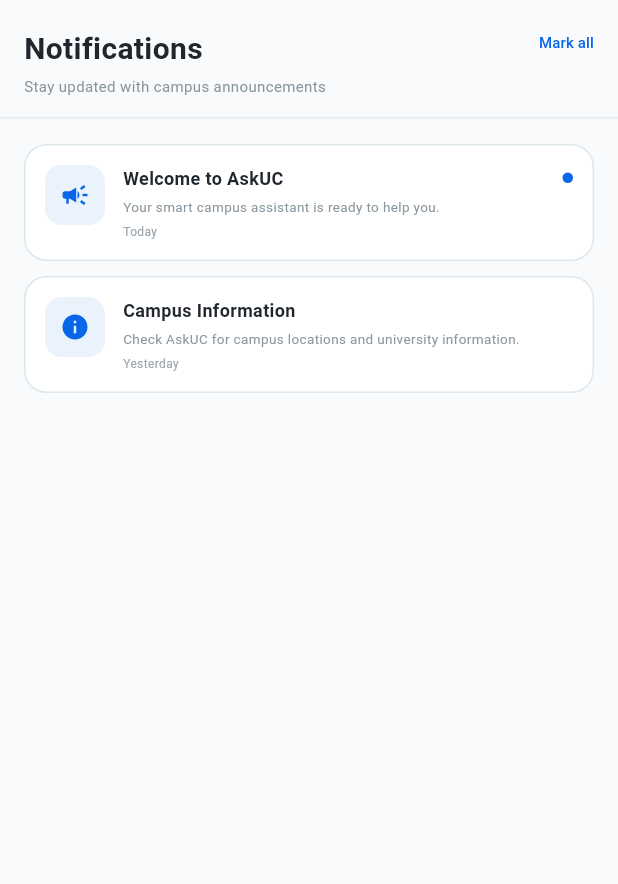
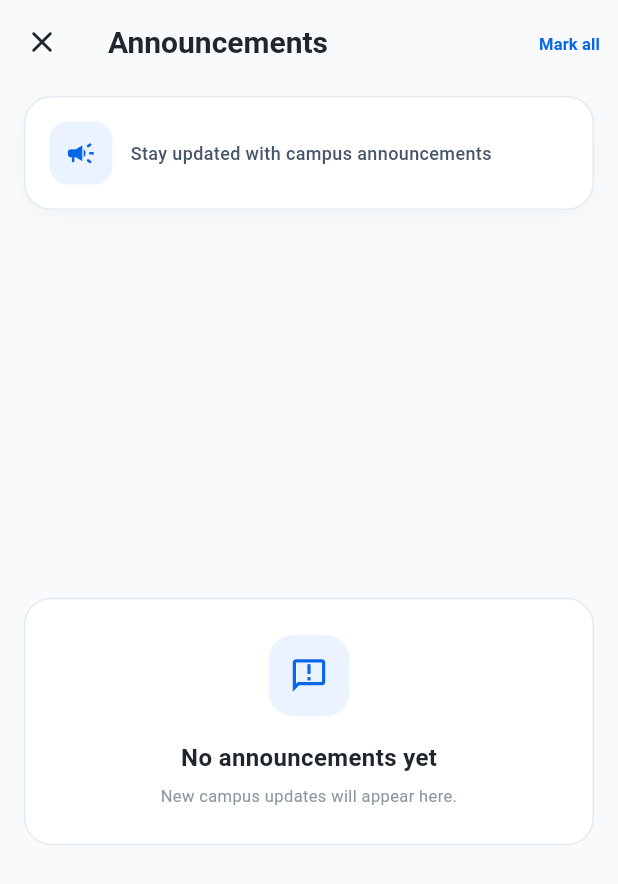
Before and after one commit to Toknining/Caps40, a Flutter app: the HomeScreen screen opened by its route, after a tap on "Announcements", on a phone screen of 412 x 824 dp. Shown: the top 884 px of the screen. Run offline on Flutter 3.47's test engine with Material 3 defaults, Android fonts, the light colour scheme and no system bars; our stand-ins replace cloud_firestore, firebase_auth, firebase_core, shared_preferences; accounts and stored records are empty.

Commit message:
Announcement update but still not working

```diff
--- a/Capstone40/Capstone40/askuc/lib/features/announcements/announcements_screen.dart
+++ b/Capstone40/Capstone40/askuc/lib/features/announcements/announcements_screen.dart
@@ -1,4 +1,38 @@
+import 'package:cloud_firestore/cloud_firestore.dart';
 import 'package:flutter/material.dart';
+
+class AnnouncementMapper {
+  static Map<String, dynamic> fromMap(Map<String, dynamic> data) {
+    final createdAt = data['createdAt'] is Timestamp
+        ? (data['createdAt'] as Timestamp).toDate()
+        : DateTime.now();
+
+    return {
+      'title': (data['title'] ?? 'Announcement').toString(),
+      'message': (data['message'] ?? '').toString(),
+      'time': _formatTime(createdAt),
+      'icon': Icons.campaign,
+      'unread': true,
+    };
+  }
+
+  static String _formatTime(DateTime dateTime) {
+    final now = DateTime.now();
+    final diff = now.difference(dateTime);
+
+    if (diff.inDays == 0) {
+      return 'Today';
+    }
+    if (diff.inDays == 1) {
+      return 'Yesterday';
+    }
+    if (diff.inDays < 7) {
+      return '${diff.inDays} days ago';
+    }
+
+    return '${dateTime.day}/${dateTime.month}/${dateTime.year}';
+  }
+}
 
 class AnnouncementsScreen extends StatefulWidget {
   const AnnouncementsScreen({super.key});
@@ -8,22 +42,19 @@
 }
 
 class _AnnouncementsScreenState extends State<AnnouncementsScreen> {
-  final List<Map<String, dynamic>> _notifications = [
-    {
-      'title': 'Welcome to AskUC',
-      'message': 'Your smart campus assistant is ready to help you.',
-      'time': 'Today',
-      'icon': Icons.campaign,
-      'unread': true,
-    },
-    {
-      'title': 'Campus Information',
-      'message': 'Check AskUC for campus locations and university information.',
-      'time': 'Yesterday',
-      'icon': Icons.info,
-      'unread': false,
-    },
-  ];
+  final List<Map<String, dynamic>> _notifications = [];
+
+  Stream<QuerySnapshot<Map<String, dynamic>>> get _announcementsStream =>
+      FirebaseFirestore.instance
+          .collection('announcements')
+          .orderBy('createdAt', descending: true)
+          .snapshots();
+
+  List<Map<String, dynamic>> _mapSnapshotToNotifications(
+    QuerySnapshot<Map<String, dynamic>> snapshot,
+  ) {
+    return snapshot.docs.map((doc) => AnnouncementMapper.fromMap(doc.data())).toList();
+  }
 
   void _markAllAsRead() {
     setState(() {
@@ -37,68 +68,86 @@
   Widget build(BuildContext context) {
     return Scaffold(
       backgroundColor: const Color(0xFFF8FAFC),
-
-      body: SafeArea(
-        child: Column(
-          crossAxisAlignment: CrossAxisAlignment.start,
-
-          children: [
-            // ======================================================
-            // HEADER
-            // ======================================================
-            Padding(
-              padding: const EdgeInsets.fromLTRB(16, 18, 16, 14),
-
-              child: Row(
-                crossAxisAlignment: CrossAxisAlignment.start,
-
-                children: [
-                  Expanded(
-                    child: Column(
-                      crossAxisAlignment: CrossAxisAlignment.start,
-
-                      children: const [
-                        Text(
-                          'Notifications',
+      appBar: AppBar(
+        backgroundColor: const Color(0xFFF8FAFC),
+        elevation: 0,
+        automaticallyImplyLeading: false,
+        leading: IconButton(
+          onPressed: () => Navigator.pop(context),
+          icon: const Icon(Icons.close_rounded, color: Color(0xFF20262D)),
+          tooltip: 'Back',
+        ),
+        title: const Text(
+          'Announcements',
           style: TextStyle(
             color: Color(0xFF20262D),
             fontSize: 20,
             fontWeight: FontWeight.w600,
           ),
         ),
-
-                        SizedBox(height: 3),
-
-                        Text(
-                          'Stay updated with campus announcements',
+        centerTitle: false,
+        actions: [
+          TextButton(
+            onPressed: _markAllAsRead,
+            style: TextButton.styleFrom(
+              padding: const EdgeInsets.only(top: 3, left: 8, right: 12),
+              minimumSize: Size.zero,
+              tapTargetSize: MaterialTapTargetSize.shrinkWrap,
+            ),
+            child: const Text(
+              'Mark all',
               style: TextStyle(
-                            color: Color(0xFF8A969E),
-                            fontSize: 10,
+                color: Color(0xFF0866E8),
+                fontSize: 11,
+                fontWeight: FontWeight.w600,
+              ),
             ),
           ),
         ],
       ),
+      body: SafeArea(
+        child: Padding(
+          padding: const EdgeInsets.fromLTRB(16, 8, 16, 20),
+          child: Column(
+            crossAxisAlignment: CrossAxisAlignment.start,
+            children: [
+              Container(
+                width: double.infinity,
+                padding: const EdgeInsets.all(16),
+                decoration: BoxDecoration(
+                  color: Colors.white,
+                  borderRadius: BorderRadius.circular(18),
+                  border: Border.all(color: const Color(0xFFE3EBF2), width: 1),
+                  boxShadow: [
+                    BoxShadow(
+                      color: const Color(0xFF0F172A).withValues(alpha: 0.03),
+                      blurRadius: 10,
+                      offset: const Offset(0, 4),
                     ),
-
-                  // ------------------------------------------------
-                  // MARK ALL
-                  // ------------------------------------------------
-                  TextButton(
-                    onPressed: _markAllAsRead,
-
-                    style: TextButton.styleFrom(
-                      padding: const EdgeInsets.only(top: 3, left: 8, right: 0),
-
-                      minimumSize: Size.zero,
-
-                      tapTargetSize: MaterialTapTargetSize.shrinkWrap,
+                  ],
                 ),
-
-                    child: const Text(
-                      'Mark all',
+                child: Row(
+                  children: [
+                    Container(
+                      width: 42,
+                      height: 42,
+                      decoration: BoxDecoration(
+                        color: const Color(0xFFEAF3FF),
+                        borderRadius: BorderRadius.circular(12),
+                      ),
+                      child: const Icon(
+                        Icons.campaign_rounded,
+                        color: Color(0xFF0866E8),
+                        size: 21,
+                      ),
+                    ),
+                    const SizedBox(width: 12),
+                    const Expanded(
+                      child: Text(
+                        'Stay updated with campus announcements',
                         style: TextStyle(
-                        color: Color(0xFF0866E8),
-                        fontSize: 10,
+                          color: Color(0xFF475569),
+                          fontSize: 12,
                           fontWeight: FontWeight.w500,
                         ),
                       ),
@@ -106,29 +155,38 @@
                   ],
                 ),
               ),
+              const SizedBox(height: 18),
+              Expanded(
+                child: StreamBuilder<QuerySnapshot<Map<String, dynamic>>>(
+                  stream: _announcementsStream,
+                  builder: (context, snapshot) {
+                    if (snapshot.connectionState == ConnectionState.waiting) {
+                      return const Center(
+                        child: CircularProgressIndicator(),
+                      );
+                    }
 
-            // ======================================================
-            // DIVIDER
-            // ======================================================
-            const Divider(height: 1, color: Color(0xFFE5EBEF)),
+                    if (snapshot.hasError) {
+                      return Center(
+                        child: Text('Failed to load announcements: ${snapshot.error}'),
+                      );
+                    }
 
-            const SizedBox(height: 17),
+                    final notifications = snapshot.data == null
+                        ? <Map<String, dynamic>>[]
+                        : _mapSnapshotToNotifications(snapshot.data!);
 
-            // ======================================================
-            // NOTIFICATION LIST
-            // ======================================================
-            Expanded(
-              child: ListView.separated(
-                padding: const EdgeInsets.symmetric(horizontal: 16),
+                    if (notifications.isEmpty) {
+                      return _emptyAnnouncementsState();
+                    }
 
-                itemCount: _notifications.length,
-
-                separatorBuilder: (context, index) {
-                  return const SizedBox(height: 10);
-                },
-
+                    return ListView.separated(
+                      padding: EdgeInsets.zero,
+                      itemCount: notifications.length,
+                      separatorBuilder: (context, index) =>
+                          const SizedBox(height: 12),
                       itemBuilder: (context, index) {
-                  final notification = _notifications[index];
+                        final notification = notifications[index];
 
                         return _notificationCard(
                           context,
@@ -139,9 +197,12 @@
                           unread: notification['unread'],
                         );
                       },
+                    );
+                  },
                 ),
               ),
             ],
+          ),
         ),
       ),
     );
@@ -150,6 +211,56 @@
   // ================================================================
   // NOTIFICATION CARD
   // ================================================================
+
+  Widget _emptyAnnouncementsState() {
+    return Center(
+      child: Container(
+        width: double.infinity,
+        padding: const EdgeInsets.all(24),
+        decoration: BoxDecoration(
+          color: Colors.white,
+          borderRadius: BorderRadius.circular(18),
+          border: Border.all(color: const Color(0xFFE3EBF2)),
+        ),
+        child: Column(
+          mainAxisSize: MainAxisSize.min,
+          children: [
+            Container(
+              width: 54,
+              height: 54,
+              decoration: BoxDecoration(
+                color: const Color(0xFFEAF3FF),
+                borderRadius: BorderRadius.circular(16),
+              ),
+              child: const Icon(
+                Icons.announcement_outlined,
+                color: Color(0xFF0866E8),
+                size: 26,
+              ),
+            ),
+            const SizedBox(height: 16),
+            const Text(
+              'No announcements yet',
+              style: TextStyle(
+                color: Color(0xFF20262D),
+                fontSize: 16,
+                fontWeight: FontWeight.w600,
+              ),
+            ),
+            const SizedBox(height: 6),
+            const Text(
+              'New campus updates will appear here.',
+              textAlign: TextAlign.center,
+              style: TextStyle(
+                color: Color(0xFF8A969E),
+                fontSize: 11,
+              ),
+            ),
+          ],
+        ),
+      ),
+    );
+  }
 
   Widget _notificationCard(
     BuildContext context, {
@@ -160,77 +271,62 @@
     required bool unread,
   }) {
     return InkWell(
-      borderRadius: BorderRadius.circular(15),
-
-      onTap: () {
-        // Later we can open the full announcement here.
-      },
-
+      borderRadius: BorderRadius.circular(18),
+      onTap: () {},
       child: Container(
         width: double.infinity,
-
-        padding: const EdgeInsets.all(13),
-
+        padding: const EdgeInsets.all(14),
         decoration: BoxDecoration(
           color: Colors.white,
-
-          borderRadius: BorderRadius.circular(15),
-
-          border: Border.all(color: const Color(0xFFDDE7EC), width: 1),
+          borderRadius: BorderRadius.circular(18),
+          border: Border.all(
+            color: unread
+                ? const Color(0xFFDBEAFE)
+                : const Color(0xFFE3EBF2),
+            width: unread ? 1.3 : 1,
           ),
-
+          boxShadow: [
+            BoxShadow(
+              color: const Color(0xFF0F172A).withValues(alpha: 0.02),
+              blurRadius: 10,
+              offset: const Offset(0, 4),
+            ),
+          ],
+        ),
         child: Row(
           crossAxisAlignment: CrossAxisAlignment.start,
-
           children: [
-            // ------------------------------------------------------
-            // ICON
-            // ------------------------------------------------------
             Container(
-              width: 40,
-              height: 40,
-
+              width: 42,
+              height: 42,
               decoration: BoxDecoration(
                 color: const Color(0xFFEAF3FC),
-
-                borderRadius: BorderRadius.circular(11),
+                borderRadius: BorderRadius.circular(12),
               ),
-
               child: Icon(icon, color: const Color(0xFF0866E8), size: 20),
             ),
-
             const SizedBox(width: 12),
-
-            // ------------------------------------------------------
-            // CONTENT
-            // ------------------------------------------------------
             Expanded(
               child: Column(
                 crossAxisAlignment: CrossAxisAlignment.start,
-
                 children: [
                   Row(
                     children: [
                       Expanded(
                         child: Text(
                           title,
-
                           style: const TextStyle(
                             color: Color(0xFF20262D),
-                            fontSize: 12,
-                            fontWeight: FontWeight.w600,
+                            fontSize: 13,
+                            fontWeight: FontWeight.w700,
                           ),
                         ),
                       ),
-
-                      // --------------------------------------------
-                      // UNREAD DOT
-                      // --------------------------------------------
                       if (unread)
                         Container(
-                          width: 7,
-                          height: 7,
-
+                          width: 8,
+                          height: 8,
+                          margin: const EdgeInsets.only(left: 8),
                           decoration: const BoxDecoration(
                             color: Color(0xFF0866E8),
                             shape: BoxShape.circle,
@@ -238,30 +334,24 @@
                         ),
                     ],
                   ),
-
-                  const SizedBox(height: 4),
-
+                  const SizedBox(height: 6),
                   Text(
                     message,
-
                     maxLines: 2,
-
                     overflow: TextOverflow.ellipsis,
-
                     style: const TextStyle(
-                      color: Color(0xFF8A969E),
-                      fontSize: 9,
+                      color: Color(0xFF64748B),
+                      fontSize: 11,
+                      height: 1.4,
                     ),
                   ),
-
-                  const SizedBox(height: 5),
-
+                  const SizedBox(height: 8),
                   Text(
                     time,
-
                     style: const TextStyle(
-                      color: Color(0xFF9AA5AC),
-                      fontSize: 8,
+                      color: Color(0xFF94A3B8),
+                      fontSize: 10,
+                      fontWeight: FontWeight.w500,
                     ),
                   ),
                 ],
--- a/Capstone40/Capstone40/askuc/lib/features/home/home_screen.dart
+++ b/Capstone40/Capstone40/askuc/lib/features/home/home_screen.dart
@@ -1,3 +1,4 @@
+import 'package:cloud_firestore/cloud_firestore.dart';
 import 'package:flutter/material.dart';
 
 import '../../app/routes.dart';
@@ -281,7 +282,7 @@
               height: 48,
 
               decoration: BoxDecoration(
-                color: Colors.white.withOpacity(0.16),
+                color: Colors.white.withValues(alpha: 0.16),
 
                 borderRadius: BorderRadius.circular(13),
               ),
@@ -430,85 +431,113 @@
   // ================================================================
 
   Widget _latestAnnouncement() {
+    return StreamBuilder<QuerySnapshot<Map<String, dynamic>>>(
+      stream: FirebaseFirestore.instance
+          .collection('announcements')
+          .orderBy('createdAt', descending: true)
+          .limit(1)
+          .snapshots(),
+      builder: (context, snapshot) {
+        if (snapshot.connectionState == ConnectionState.waiting) {
+          return _announcementCard(
+            'Loading latest update...',
+            'Checking the newest campus announcement.',
+            'Now',
+          );
+        }
+
+        if (snapshot.hasError || !snapshot.hasData || snapshot.data!.docs.isEmpty) {
+          return _announcementCard(
+            'No announcements yet',
+            'New campus updates will appear here.',
+            'Today',
+          );
+        }
+
+        final data = snapshot.data!.docs.first.data();
+        final createdAt = data['createdAt'] is Timestamp
+            ? (data['createdAt'] as Timestamp).toDate()
+            : DateTime.now();
+
+        final title = (data['title'] ?? 'Announcement').toString();
+        final message = (data['message'] ?? '').toString();
+        final timeLabel = _formatAnnouncementTime(createdAt);
+
+        return _announcementCard(title, message, timeLabel);
+      },
+    );
+  }
+
+  String _formatAnnouncementTime(DateTime dateTime) {
+    final now = DateTime.now();
+    final diff = now.difference(dateTime);
+
+    if (diff.inDays == 0) {
+      return 'Today';
+    }
+    if (diff.inDays == 1) {
+      return 'Yesterday';
+    }
+    if (diff.inDays < 7) {
+      return '${diff.inDays} days ago';
+    }
+
+    return '${dateTime.day}/${dateTime.month}/${dateTime.year}';
+  }
+
+  Widget _announcementCard(String title, String message, String timeLabel) {
     return Container(
       width: double.infinity,
-
       padding: const EdgeInsets.all(13),
-
       decoration: BoxDecoration(
         color: Colors.white,
-
         borderRadius: BorderRadius.circular(15),
-
         border: Border.all(color: const Color(0xFFDDE7EC)),
       ),
-
       child: Row(
         crossAxisAlignment: CrossAxisAlignment.start,
-
         children: [
           Container(
             width: 40,
             height: 40,
-
             decoration: BoxDecoration(
               color: const Color(0xFFEAF3FC),
-
               borderRadius: BorderRadius.circular(11),
             ),
-
             child: const Icon(
               Icons.campaign,
-
               color: Color(0xFF0866E8),
-
               size: 20,
             ),
           ),
-
           const SizedBox(width: 12),
-
-          const Expanded(
+          Expanded(
             child: Column(
               crossAxisAlignment: CrossAxisAlignment.start,
-
               children: [
                 Text(
-                  'Welcome to AskUC',
-
-                  style: TextStyle(
+                  title,
+                  style: const TextStyle(
                     color: Color(0xFF20262D),
-
                     fontSize: 12,
-
                     fontWeight: FontWeight.w600,
                   ),
                 ),
-
-                SizedBox(height: 4),
-
+                const SizedBox(height: 4),
                 Text(
-                  'Your smart campus assistant is ready to help you with university information and navigation.',
-
+                  message,
                   maxLines: 2,
-
                   overflow: TextOverflow.ellipsis,
-
-                  style: TextStyle(
+                  style: const TextStyle(
                     color: Color(0xFF8A969E),
-
                     fontSize: 9,
-
                     height: 1.4,
                   ),
                 ),
-
-                SizedBox(height: 5),
-
+                const SizedBox(height: 5),
                 Text(
-                  'Today',
-
-                  style: TextStyle(color: Color(0xFF9AA5AC), fontSize: 8),
+                  timeLabel,
+                  style: const TextStyle(color: Color(0xFF9AA5AC), fontSize: 8),
                 ),
               ],
             ),
@@ -588,7 +617,7 @@
 
             boxShadow: [
               BoxShadow(
-                color: Colors.black.withOpacity(0.18),
+                color: Colors.black.withValues(alpha: 0.18),
 
                 blurRadius: 12,
 
--- /dev/null
+++ b/Database/firestore.indexes.json
@@ -0,0 +1,4 @@
+{
+  "indexes": [],
+  "fieldOverrides": []
+}
```
Also changed, not shown: Capstone40/Capstone40/askuc/lib/features/navigation/map_screen.dart (+25 -30 lines), Capstone40/Capstone40/askuc/lib/services/auth_service.dart (+55 -12 lines), Database/firebase.json (added), admin/package-lock.json (added), 8 other files. Lines whose indentation alone changed are shown as unchanged.
